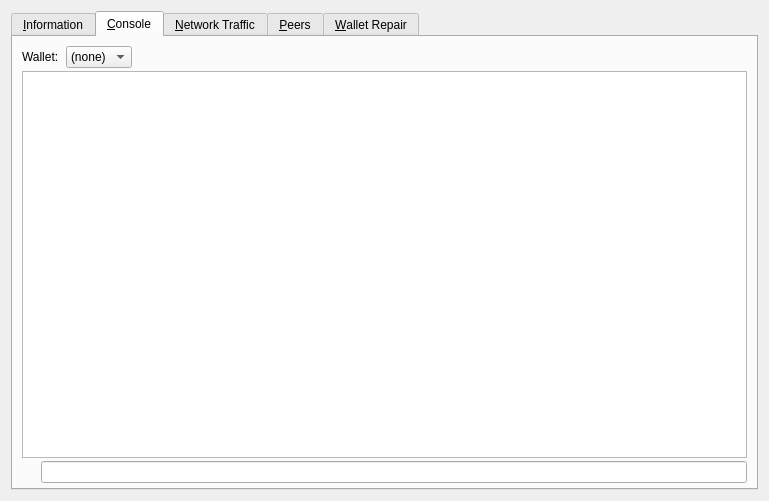
First picture: the form in src/qt/forms/debugwindow.ui, repository zentoshi/zentoshi, before the edit.
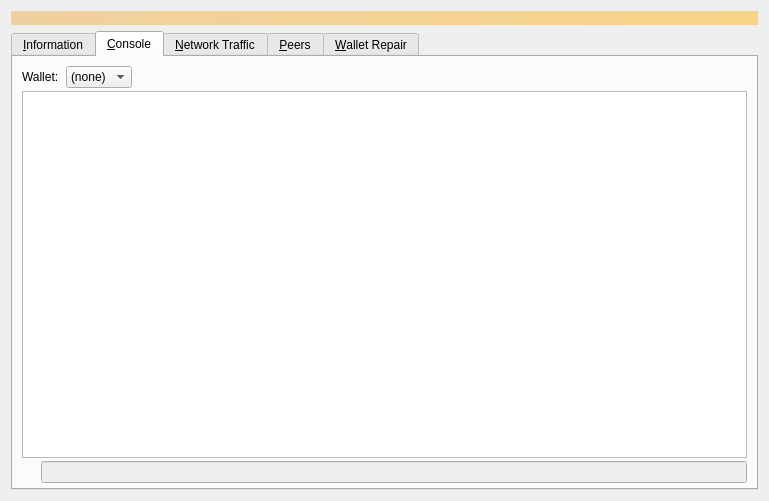
Second picture: the form after the edit. The open tabs and pages were chosen to show the change. Icons and pictures are not drawn. Custom widgets are drawn as their Qt base class.

Diff of the .ui file:
```diff
--- a/src/qt/forms/debugwindow.ui
+++ b/src/qt/forms/debugwindow.ui
@@ -14,6 +14,25 @@
    <string>Debug window</string>
   </property>
   <layout class="QVBoxLayout" name="verticalLayout_2">
+   <item>
+    <widget class="QLabel" name="label_alerts">
+     <property name="visible">
+      <bool>false</bool>
+     </property>
+     <property name="styleSheet">
+      <string notr="true">QLabel { background-color: qlineargradient(x1: 0, y1: 0, x2: 1, y2: 0, stop:0 #F0D0A0, stop:1 #F8D488); color:#000000; }</string>
+     </property>
+     <property name="wordWrap">
+      <bool>true</bool>
+     </property>
+     <property name="margin">
+      <number>3</number>
+     </property>
+     <property name="textInteractionFlags">
+      <set>Qt::TextSelectableByMouse</set>
+     </property>
+    </widget>
+   </item>
    <item>
     <widget class="QTabWidget" name="tabWidget">
      <property name="currentIndex">
@@ -652,6 +671,9 @@
            <property name="placeholderText">
             <string/>
            </property>
+           <property name="enabled">
+            <bool>false</bool>
+           </property>
           </widget>
          </item>
         </layout>
```
